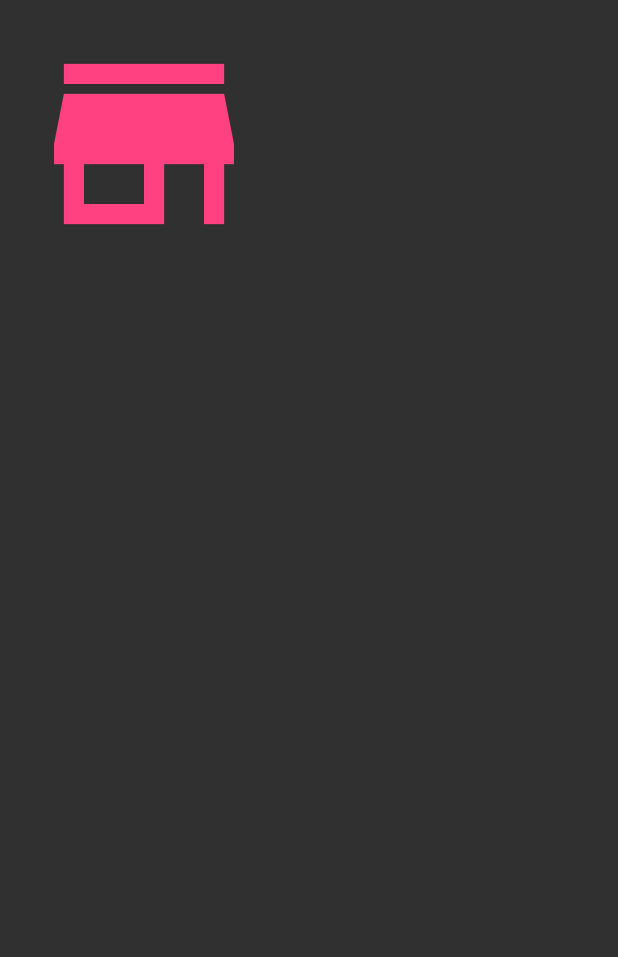
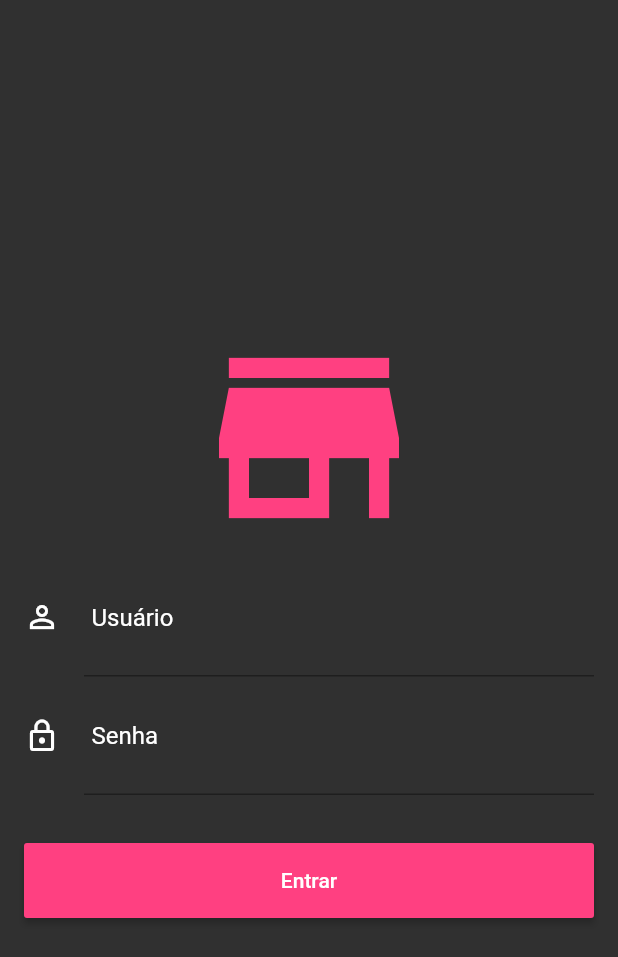
Before and after one commit to sslabs/flutter_store_management, a Flutter app: the screen it shows after launch, on a phone screen of 412 x 824 dp. Shown: the top 957 px of the screen. Run offline on Flutter 3.47's test engine with Material 2 defaults, Android fonts, the phone set to English and light mode, and no system bars.

Commit message:
Add the login screen

```diff
--- a/lib/screens/login_screen.dart
+++ b/lib/screens/login_screen.dart
@@ -1,4 +1,5 @@
 import 'package:flutter/material.dart';
+import 'package:store_management/widgets/input_field.dart';
 
 class LoginScreen extends StatefulWidget {
   @override
@@ -10,20 +11,46 @@ class _LoginScreenState extends State<LoginScreen> {
   Widget build(BuildContext context) {
     return Scaffold(
         backgroundColor: Colors.grey[850],
-      body: SingleChildScrollView(
+        body: Stack(
+          alignment: Alignment.center,
+          children: [
+            Container(),
+            SingleChildScrollView(
               child: Container(
                 margin: EdgeInsets.all(16),
                 child: Column(
+                  crossAxisAlignment: CrossAxisAlignment.stretch,
                   children: [
                     Icon(
                       Icons.store_mall_directory,
                       color: Colors.pinkAccent,
                       size: 160,
+                    ),
+                    InputField(
+                        icon: Icons.person_outline,
+                        hint: 'Usuário',
+                        obscure: false
+                    ),
+                    InputField(
+                        icon: Icons.lock_outline,
+                        hint: 'Senha',
+                        obscure: true
+                    ),
+                    SizedBox(height: 32),
+                    SizedBox(
+                      height: 50,
+                      child: RaisedButton(
+                        color: Colors.pinkAccent,
+                        child: Text('Entrar'),
+                        onPressed: () {},
+                        textColor: Colors.white,
+                      ),
                     )
                   ],
                 ),
               ),
-      )
-    );
+            ),
+          ],
+        ));
   }
 }
--- /dev/null
+++ b/lib/widgets/input_field.dart
@@ -0,0 +1,32 @@
+import 'package:flutter/material.dart';
+
+class InputField extends StatelessWidget {
+
+  final IconData icon;
+  final String hint;
+  final bool obscure;
+
+  InputField({@required this.icon, @required this.hint, @required this.obscure});
+
+  @override
+  Widget build(BuildContext context) {
+    return TextField(
+      decoration: InputDecoration(
+        icon: Icon(icon, color: Colors.white),
+        hintText: hint,
+        hintStyle: TextStyle(color: Colors.white),
+        focusedBorder: UnderlineInputBorder(
+          borderSide: BorderSide(color: Colors.pinkAccent)
+        ),
+        contentPadding: EdgeInsets.only(
+          left: 5,
+          right: 30,
+          bottom: 30,
+          top: 30
+        )
+      ),
+      style: TextStyle(color: Colors.white),
+      obscureText: obscure,
+    );
+  }
+}
```
Also changed, not shown: 1 other file. Lines whose indentation alone changed are shown as unchanged.
